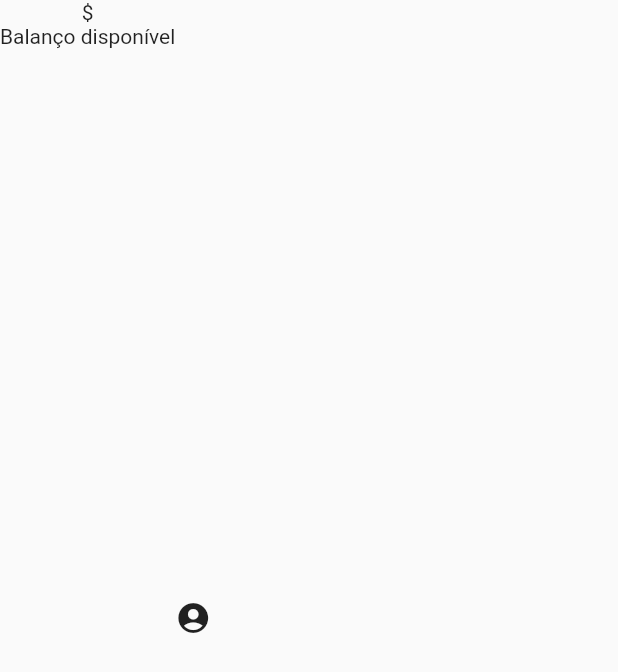
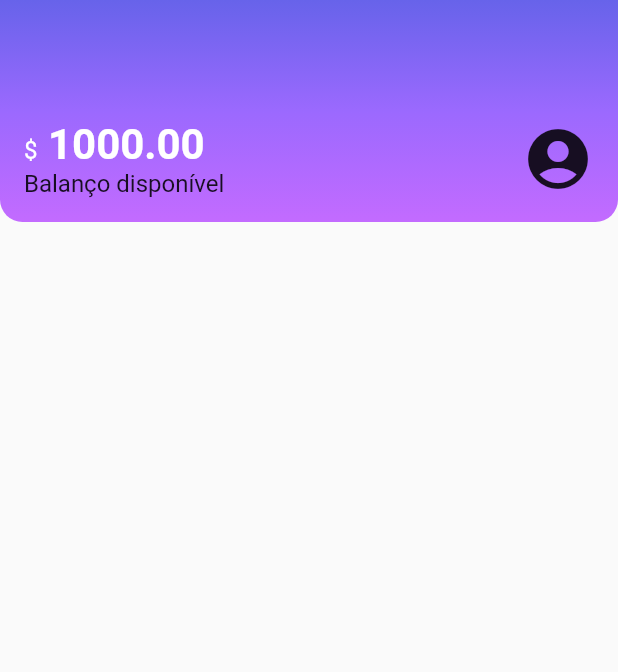
Before and after one commit to ohenriquemonte/Flutter-estilizando-e-reproduzindo-layouts, a Flutter app: the screen it shows after launch, on a phone screen of 412 x 824 dp. Shown: the top 672 px of the screen. Run offline on Flutter 3.47's test engine with Material 2 defaults, Android fonts, the phone set to English and light mode, and no system bars; our stand-ins replace device_preview.

Commit message:
02 - Estilizando Widgets

```diff
--- a/lib/components/sections/header.dart
+++ b/lib/components/sections/header.dart
@@ -6,16 +6,45 @@ class Header extends StatelessWidget {
   @override
   Widget build(BuildContext context) {
     return Container(
+      decoration: const BoxDecoration(
+        gradient: LinearGradient(
+          begin: Alignment.topCenter,
+          end: Alignment.bottomCenter,
+          colors: [
+            Color.fromRGBO(103, 99, 234, 1),
+            Color.fromRGBO(155, 105, 254, 1),
+            Color.fromRGBO(195, 107, 255, 1),
+          ],
+        ),
+        borderRadius: BorderRadius.vertical(bottom: Radius.circular(15)),
+      ),
+      child: Padding(
+        padding: const EdgeInsets.fromLTRB(16, 80, 16, 16),
         child: Row(
+          mainAxisAlignment: MainAxisAlignment.spaceBetween,
           children: [
             Column(
+              crossAxisAlignment: CrossAxisAlignment.start,
               children: const [
-              Text('\$'),
-              Text('Balanço disponível'),
+                // Text('\$1000.00', style: TextStyle(fontSize: 20, fontWeight: FontWeight.bold)),
+                Text.rich(
+                  TextSpan(
+                    text: '\$',
+                    style: TextStyle(
+                      fontSize: 16,
+                      color: Colors.white,
+                    ),
+                    children: [
+                      TextSpan(text: ' 1000.00', style: TextStyle(fontSize: 28, fontWeight: FontWeight.bold, color: Colors.white)),
                     ],
                   ),
-          const Icon(Icons.account_circle),
+                ),
+                Text('Balanço disponível', style: TextStyle(fontSize: 16)),
               ],
+            ),
+            const Icon(Icons.account_circle, size: 48),
+          ],
+        ),
       ),
     );
   }
--- a/lib/screens/home.dart
+++ b/lib/screens/home.dart
@@ -6,8 +6,12 @@ class Home extends StatelessWidget {
 
   @override
   Widget build(BuildContext context) {
-    return const Scaffold(
-      body: Header(),
+    return Scaffold(
+      body: Column(
+        children: [
+          Header(),
+        ],
+      ),
     );
   }
 }
```
Lines whose indentation alone changed are shown as unchanged.
